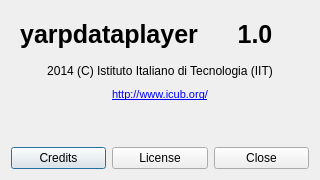
First picture: the form in src/yarpdataplayer/include/UI/aboutdlg.ui, repository robotology/yarp, before the edit.
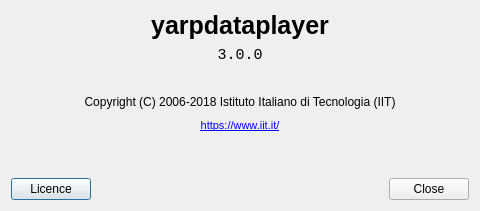
Second picture: the form after the edit.

Commit message:
Fix copyright headers
Everything that was not BSD is now LGPL2.1+ with these exceptions:

* src/yarpscope uses QCustomPlot that is GPL3+ and it is therefore GPL3+
* src/yarpviz uses qgv that is GPL3+ and it is therefore GPL3+
* example/ContainerExample uses yarpscope and it is therefore GPL3+
* example/matrix/gsl_example.cpp uses GSL and it is therefore GPL2+

```diff
--- a/src/yarpdataplayer/include/UI/aboutdlg.ui
+++ b/src/yarpdataplayer/include/UI/aboutdlg.ui
@@ -6,20 +6,20 @@
    <rect>
     <x>0</x>
     <y>0</y>
-    <width>320</width>
-    <height>180</height>
+    <width>480</width>
+    <height>211</height>
    </rect>
   </property>
   <property name="minimumSize">
    <size>
-    <width>320</width>
-    <height>180</height>
+    <width>480</width>
+    <height>211</height>
    </size>
   </property>
   <property name="maximumSize">
    <size>
-    <width>320</width>
-    <height>180</height>
+    <width>480</width>
+    <height>211</height>
    </size>
   </property>
   <property name="windowTitle">
@@ -27,12 +27,6 @@
   </property>
   <layout class="QVBoxLayout" name="verticalLayout">
    <item>
-    <widget class="QWidget" name="widget" native="true">
-     <layout class="QHBoxLayout" name="horizontalLayout">
-      <property name="spacing">
-       <number>12</number>
-      </property>
-      <item>
        <widget class="QLabel" name="lblName">
         <property name="font">
          <font>
@@ -53,26 +47,46 @@
        <widget class="QLabel" name="lblVersion">
         <property name="font">
          <font>
-          <pointsize>19</pointsize>
-          <weight>75</weight>
-          <bold>true</bold>
+       <family>Monospace</family>
+       <pointsize>11</pointsize>
+       <weight>50</weight>
+       <bold>false</bold>
          </font>
         </property>
         <property name="text">
-         <string>1.0</string>
+      <string>3.0.0</string>
         </property>
         <property name="alignment">
          <set>Qt::AlignCenter</set>
         </property>
        </widget>
       </item>
-     </layout>
-    </widget>
+   <item>
+    <spacer name="verticalSpacer">
+     <property name="orientation">
+      <enum>Qt::Vertical</enum>
+     </property>
+     <property name="sizeType">
+      <enum>QSizePolicy::Fixed</enum>
+     </property>
+     <property name="sizeHint" stdset="0">
+      <size>
+       <width>0</width>
+       <height>25</height>
+      </size>
+     </property>
+    </spacer>
    </item>
    <item>
     <widget class="QLabel" name="copyright">
+     <property name="sizePolicy">
+      <sizepolicy hsizetype="Preferred" vsizetype="Minimum">
+       <horstretch>0</horstretch>
+       <verstretch>0</verstretch>
+      </sizepolicy>
+     </property>
      <property name="text">
-      <string>2014 (C) Istituto Italiano di Tecnologia (IIT)</string>
+      <string>Copyright (C) 2006-2018 Istituto Italiano di Tecnologia (IIT)</string>
      </property>
      <property name="alignment">
       <set>Qt::AlignCenter</set>
@@ -81,6 +95,12 @@
    </item>
    <item>
     <widget class="QTextBrowser" name="website">
+     <property name="sizePolicy">
+      <sizepolicy hsizetype="Expanding" vsizetype="Minimum">
+       <horstretch>0</horstretch>
+       <verstretch>0</verstretch>
+      </sizepolicy>
+     </property>
      <property name="styleSheet">
       <string notr="true">background-color: rgb(255, 255, 255,0);</string>
      </property>
@@ -94,8 +114,8 @@
       <string>&lt;!DOCTYPE HTML PUBLIC &quot;-//W3C//DTD HTML 4.0//EN&quot; &quot;http://www.w3.org/TR/REC-html40/strict.dtd&quot;&gt;
 &lt;html&gt;&lt;head&gt;&lt;meta name=&quot;qrichtext&quot; content=&quot;1&quot; /&gt;&lt;style type=&quot;text/css&quot;&gt;
 p, li { white-space: pre-wrap; }
-&lt;/style&gt;&lt;/head&gt;&lt;body style=&quot; font-family:'MS Shell Dlg 2'; font-size:8.25pt; font-weight:400; font-style:normal;&quot;&gt;
-&lt;p align=&quot;center&quot; style=&quot; margin-top:0px; margin-bottom:0px; margin-left:0px; margin-right:0px; -qt-block-indent:0; text-indent:0px;&quot;&gt;&lt;a href=&quot;http://www.icub.org/&quot;&gt;&lt;span style=&quot; font-size:8pt; text-decoration: underline; color:#0000ff;&quot;&gt;http://www.icub.org/&lt;/span&gt;&lt;/a&gt;&lt;/p&gt;&lt;/body&gt;&lt;/html&gt;</string>
+&lt;/style&gt;&lt;/head&gt;&lt;body style=&quot; font-family:'Noto Sans'; font-size:10pt; font-weight:400; font-style:normal;&quot;&gt;
+&lt;p align=&quot;center&quot; style=&quot; margin-top:0px; margin-bottom:0px; margin-left:0px; margin-right:0px; -qt-block-indent:0; text-indent:0px;&quot;&gt;&lt;a href=&quot;https://www.iit.it/&quot;&gt;&lt;span style=&quot; font-family:'MS Shell Dlg 2'; font-size:8pt; text-decoration: underline; color:#0000ff;&quot;&gt;https://www.iit.it/&lt;/span&gt;&lt;/a&gt;&lt;/p&gt;&lt;/body&gt;&lt;/html&gt;</string>
      </property>
      <property name="openExternalLinks">
       <bool>true</bool>
@@ -107,16 +127,22 @@
      <item>
       <widget class="QPushButton" name="btnCredits">
        <property name="text">
-        <string>Credits</string>
+        <string>Licence</string>
        </property>
       </widget>
      </item>
      <item>
-      <widget class="QPushButton" name="btnLicense">
-       <property name="text">
-        <string>License</string>
+      <spacer name="horizontalSpacer">
+       <property name="orientation">
+        <enum>Qt::Horizontal</enum>
        </property>
-      </widget>
+       <property name="sizeHint" stdset="0">
+        <size>
+         <width>40</width>
+         <height>20</height>
+        </size>
+       </property>
+      </spacer>
      </item>
      <item>
       <widget class="QPushButton" name="btnClose">
```
Left out of the diff: 2 changed lines with no effect on the pictures. Lines whose indentation alone changed are shown as unchanged. The commit also changes 336 other files.
